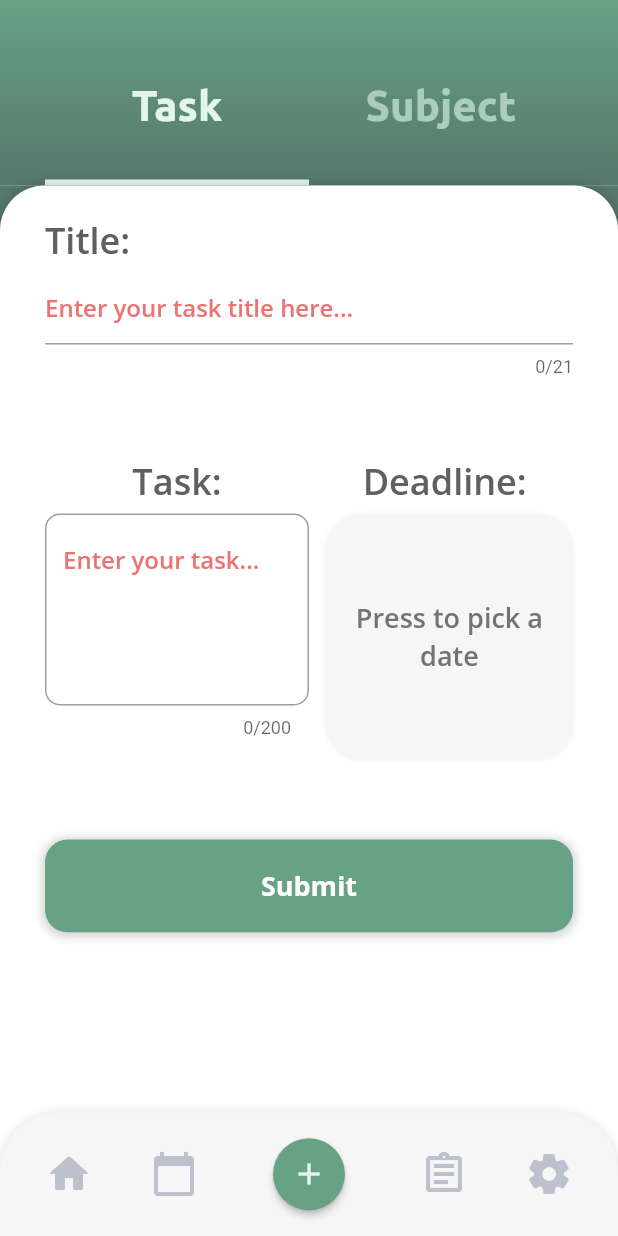
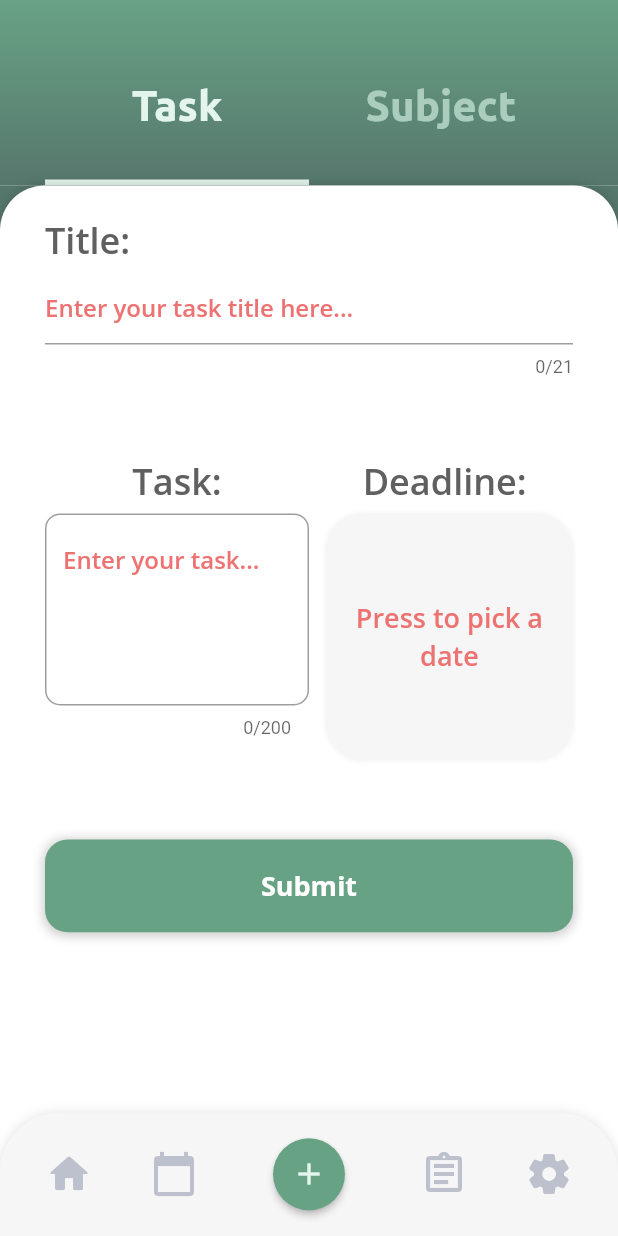
Before and after one commit to yourlogarithm/sschedule, a Flutter app: the MainPage screen opened by its route, item 3 of the bottom bar chosen, after a tap on "Submit", on a phone screen of 412 x 824 dp. Run offline on Flutter 3.47's test engine with Material 2 defaults, Android fonts, the phone set to English and light mode, and no system bars; our stand-ins replace flutter_datetime_picker, flutter_local_notifications, flutter_spinkit, google_mobile_ads, image_picker, numberpicker and 2 more; accounts and stored records are empty; statements that could not run were skipped.

```diff
--- a/lib/pages/addContent/addTask.dart
+++ b/lib/pages/addContent/addTask.dart
@@ -355,7 +355,7 @@ class _AddTaskState extends State<AddTask> {
                         taskController.clear();
                         dateTimeContent = emptyDateTimeContent(false, Color.fromRGBO(115, 115, 115, 1));
                         colorContainer = Color.fromRGBO(246, 246, 246, 1);
-                        deadlineValue = DateTime(1900);
+                        deadlineValue = loadTime;
                         addedSuccessfully = 'Added successfuly';
                       });
                     } else {
@@ -369,7 +369,7 @@ class _AddTaskState extends State<AddTask> {
                             colorTaskHint = Color.fromRGBO(237, 114, 114, 1);
                           });
                       }
-                      if (deadlineValue == DateTime(1900)){
+                      if (deadlineValue == loadTime){
                           setState(() {
                             dateTimeContent = emptyDateTimeContent(false, Color.fromRGBO(237, 114, 114, 1));
                             colorContainer = Color.fromRGBO(246, 246, 246, 1);
--- a/lib/pages/home/homeBody.dart
+++ b/lib/pages/home/homeBody.dart
@@ -221,15 +221,38 @@ class _HomeBodyState extends State<HomeBody> {
       List<Container> containers = [];
       for (int i = 0; i < activeTasks.length; i++){
         SingleTask task = activeTasks[i];
-        int difference = task.deadline.add(Duration(days: 1)).difference(DateTime.now()).inDays;
+        int difference = task.deadline.difference(DateTime.now()).inHours;
         String timeLeftUntilTask;
         String noun;
-        if (difference == 1) {
-          noun = "day";
-        } else {
-          noun = "days";
+        switch (difference > 24){
+          case true:
+            difference = task.deadline.add(Duration(hours: 12)).difference(DateTime.now()).inDays;
+            switch (difference > 1){
+              case true:
+                noun = 'days';
+                break;
+              default:
+                noun = 'day';
+            }
+            break;
+          default:
+            switch (difference > 1){
+              case true:
+                noun = 'hours';
+                break;
+              default:
+                difference = task.deadline.difference(DateTime.now()).inMinutes;
+                switch (difference == 1){
+                  case true:
+                    noun = 'minute';
+                    break;
+                  default:
+                    noun = 'minutes';
+                    break;
+                }
+            }
         }
-        timeLeftUntilTask = '$difference $noun left';
+        timeLeftUntilTask = '$difference $noun';
         if (difference <= 1 || i < 4){
           List<Color> colors = taskColorsCreator(task);
           Widget containerContent;
```
